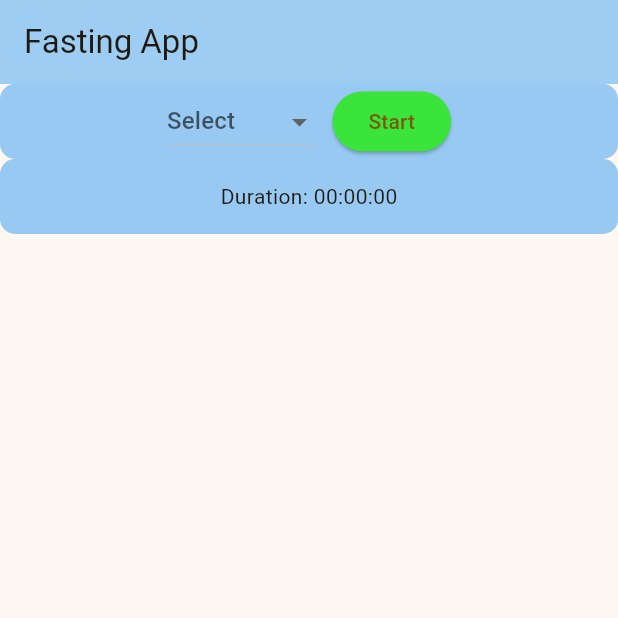
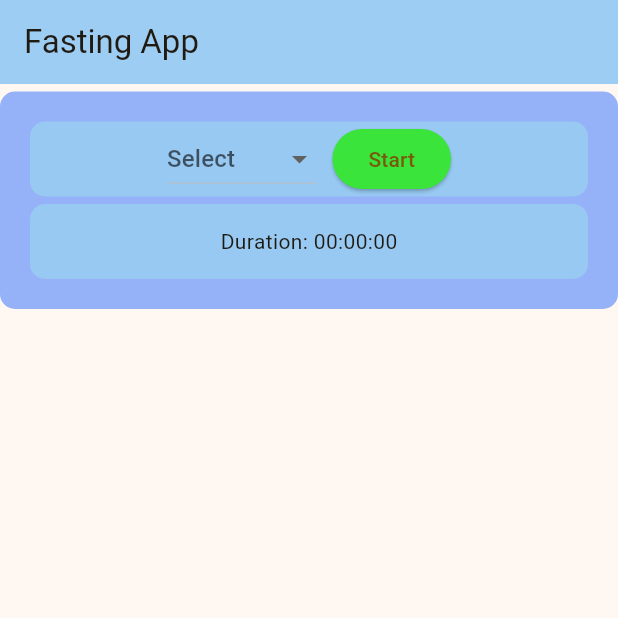
Before and after one commit to ilhamafandi21/soul-fast, a Flutter app: the screen it shows after launch, on a phone screen of 412 x 824 dp, the top half of it. Run offline on Flutter 3.47's test engine with Material 3 defaults, Android fonts, the phone set to English and light mode, and no system bars.

Commit message:
24 -nov -2025

```diff
--- a/lib/pages/home/home.dart
+++ b/lib/pages/home/home.dart
@@ -95,7 +95,15 @@ class _HomeState extends State<Home> {
       ),
       body: SafeArea(
         child: SingleChildScrollView(
+          child: Container(
+            margin: const EdgeInsets.only(top: 5),
+            padding: const EdgeInsets.all(20),
+            decoration: BoxDecoration(
+              color:  const Color.fromARGB(255, 149, 177, 248),
+              borderRadius: BorderRadius.circular(10),
+            ),
             child: Column(
+              spacing: 5,
               children: [
                 Container(
                   height: 50,
@@ -163,6 +171,7 @@ class _HomeState extends State<Home> {
             ),
           ),
         ),
+      ),
     );
   }
 }
```
Lines whose indentation alone changed are shown as unchanged.
